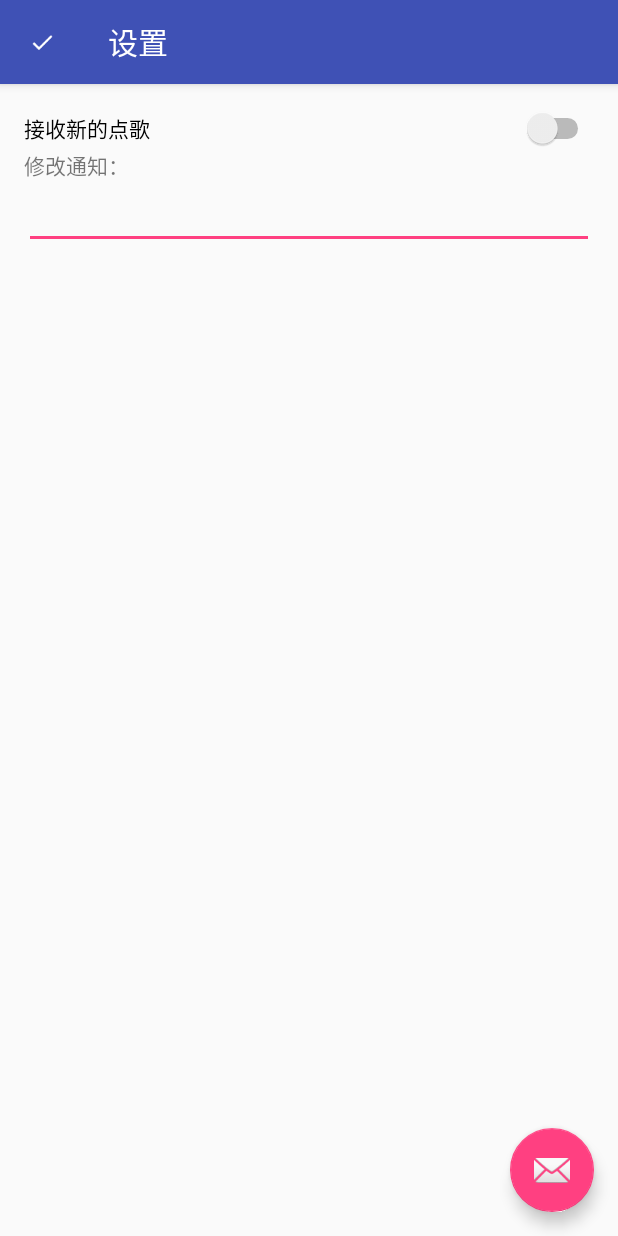
After one commit to SmartRadioTeam/smartradio_Android_Control, an Android app: the settingActivity screen opened directly, with no data from a screen before it, on a phone screen of 412 x 824 dp. The commit adds this screen. Run offline under Robolectric (Android 15) with nearby library versions, the phone set to English and light mode, and no system bars.

Commit message:
添加设置页面

```diff
--- a/smartradio_androidClient/app/src/main/AndroidManifest.xml
+++ b/smartradio_androidClient/app/src/main/AndroidManifest.xml
@@ -25,6 +25,11 @@
             android:name=".LoginActivity"
             android:label="@string/app_name">
         </activity>
+        <activity
+            android:name=".settingActivity"
+            android:label="@string/title_activity_setting"
+            android:theme="@style/AppTheme.NoActionBar">
+        </activity>
     </application>
 
 </manifest>
--- a/smartradio_androidClient/app/src/main/java/com/qwe7002/reallct/smartradio/MainActivity.java
+++ b/smartradio_androidClient/app/src/main/java/com/qwe7002/reallct/smartradio/MainActivity.java
@@ -3,6 +3,7 @@ package com.qwe7002.reallct.smartradio;
 import android.app.NotificationManager;
 import android.app.ProgressDialog;
 import android.content.Context;
+import android.content.Intent;
 import android.os.Bundle;
 import android.support.v4.widget.SwipeRefreshLayout;
 import android.support.v7.widget.DefaultItemAnimator;
@@ -26,7 +27,6 @@ import java.util.List;
 
 public class MainActivity extends AppCompatActivity implements NavigationView.OnNavigationItemSelectedListener
 {
-    ProgressDialog mpDialog;
     private RecyclerView recyclerView;
     private List<song> songList;
     private RecyclerViewAdapter adapter;
@@ -79,22 +79,6 @@ public class MainActivity extends AppCompatActivity implements NavigationView.On
             }
         });
     }
-    private void showProgress(boolean switchs)
-    {
-        if(switchs)
-        {
-            mpDialog = new ProgressDialog(this);
-            mpDialog.setProgressStyle(ProgressDialog.STYLE_SPINNER);
-            mpDialog.setTitle("正在连接服务器...");
-            mpDialog.setMessage("提交请求中，请稍候...");
-            mpDialog.setIndeterminate(false);
-            mpDialog.setCancelable(false);
-            mpDialog.show();
-        }else
-        {
-         mpDialog.hide();
-        }
-    }
 
     @Override
     public void onBackPressed()
@@ -122,6 +106,8 @@ public class MainActivity extends AppCompatActivity implements NavigationView.On
         int id = item.getItemId();
         if (id == R.id.action_settings)
         {
+            Intent intent = new Intent(this,settingActivity.class);
+            startActivity(intent);
             return true;
         }
         return super.onOptionsItemSelected(item);
--- a/smartradio_androidClient/app/src/main/java/com/qwe7002/reallct/smartradio/RecyclerViewAdapter.java
+++ b/smartradio_androidClient/app/src/main/java/com/qwe7002/reallct/smartradio/RecyclerViewAdapter.java
@@ -47,13 +47,14 @@ public class RecyclerViewAdapter extends RecyclerView.Adapter<RecyclerViewAdapte
                 TextView card_title;
                 TextView card_message;
                 Button checkbutton;
+
                 public songtabletViewHolder(final View itemView)
                     {
                         super(itemView);
                         cardView = (CardView) itemView.findViewById(R.id.card_view);
                         card_title = (TextView) itemView.findViewById(R.id.card_title);
                         card_message = (TextView) itemView.findViewById(R.id.card_message);
-            checkbutton =(Button) itemView.findViewById(R.id.Checkbotton);
+                        checkbutton = (Button) itemView.findViewById(R.id.Checkbotton);
                     }
 
 
@@ -73,13 +74,15 @@ public class RecyclerViewAdapter extends RecyclerView.Adapter<RecyclerViewAdapte
                 final int j = i;
                 personViewHolder.card_title.setText(songtable.get(i).getTitle());
                 personViewHolder.card_message.setText(songtable.get(i).getmessage());
-        setbuttonstate(personViewHolder.checkbutton,songtable.get(i).gettaskstate());
+                setbuttonstate(personViewHolder.checkbutton, songtable.get(i).gettaskstate());
                 personViewHolder.cardView.setOnClickListener(new View.OnClickListener()
                     {
                         @Override
                         public void onClick(View v)
                             {
-
+                                Uri uri;
+                                if (isPkgInstalled("com.netease.cloudmusic"))
+                                    {
                                         AlertDialog.Builder alertDialog = new AlertDialog.Builder(context);
                                         alertDialog
                                                 .setTitle("是否打开网易云音乐？")
@@ -90,25 +93,9 @@ public class RecyclerViewAdapter extends RecyclerView.Adapter<RecyclerViewAdapte
                                                                 @Override
                                                                 public void onClick(DialogInterface dialog, int which)
                                                                     {
-                                        pushnotify(context,"Smartradio管理系统正在运行","点击此处返回");
                                                                         Uri uri;
-                                        if (isPkgInstalled("com.netease.cloudmusic"))
-                                        {
+                                                                        pushnotify(context, "Smartradio管理系统正在运行", "点击此处返回");
                                                                         uri = Uri.parse("orpheus://song/" + songtable.get(j).getsongid());
-                                        }
-                                        else
-                                        {
-                                            Toast.makeText(context, "未找到网易云音乐，请先下载安装！", Toast.LENGTH_SHORT).show();
-                                            uri = Uri.parse("market://details?id=com.netease.cloudmusic");
-                                            Intent goToMarket = new Intent(Intent.ACTION_VIEW, uri);
-                                            try {
-                                                context.startActivity(goToMarket);
-                                                return;
-                                            } catch (ActivityNotFoundException e) {
-                                                uri = Uri.parse("http://music.163.com/m/");
-                                            }
-
-                                        }
                                                                         Intent it = new Intent(Intent.ACTION_VIEW, uri);
                                                                         context.startActivity(it);
                                                                     }
@@ -121,25 +108,43 @@ public class RecyclerViewAdapter extends RecyclerView.Adapter<RecyclerViewAdapte
                                                                     {
                                                                     }
                                                             }).setCancelable(false).create().show();
+                                    } else
+                                    {
+                                        Toast.makeText(context, "未找到网易云音乐，请先下载安装！", Toast.LENGTH_SHORT).show();
+                                        uri = Uri.parse("market://details?id=com.netease.cloudmusic");
+                                        Intent goToMarket = new Intent(Intent.ACTION_VIEW, uri);
+                                        try
+                                            {
+                                                context.startActivity(goToMarket);
+                                            } catch (ActivityNotFoundException e)
+                                            {
+                                                uri = Uri.parse("http://music.163.com/m/");
+                                                Intent it = new Intent(Intent.ACTION_VIEW, uri);
+                                                context.startActivity(it);
+                                            }
+
+                                    }
 
                             }
                     });
                 personViewHolder.checkbutton.setOnClickListener(new View.OnClickListener()
                     {
-                final CharSequence[] charSequences = {"已播放","无法播放","未播放"};
+                        final CharSequence[] charSequences = {"已播放", "无法播放", "未播放"};
+
                         @Override
                         public void onClick(View v)
                             {
-                        final View views =v;
-                        AlertDialog.Builder builder= new AlertDialog.Builder(context);
-
+                                final View views = v;
+                                AlertDialog.Builder builder = new AlertDialog.Builder(context);
                                 builder.setTitle("更改状态为：")
-                                .setItems(charSequences, new DialogInterface.OnClickListener() {
+                                        .setItems(charSequences, new DialogInterface.OnClickListener()
+                                            {
 
                                                 @Override
-                                    public void onClick(DialogInterface dialog, int which) {
+                                                public void onClick(DialogInterface dialog, int which)
+                                                    {
                                                         //showProgress(true);
-                                        switch(which)
+                                                        switch (which)
                                                             {
                                                                 case 0:
                                                                     break;
@@ -148,15 +153,18 @@ public class RecyclerViewAdapter extends RecyclerView.Adapter<RecyclerViewAdapte
                                                                 case 2:
                                                                     break;
                                                             }
-                                        setbuttonstate((Button) views,which);
+                                                        setbuttonstate((Button) views, which);
                                                     }
                                             }).show();
                             }
                     });
 
             }
-    void setbuttonstate(Button v,int state){
-        switch(state){
+
+        void setbuttonstate(Button v, int state)
+            {
+                switch (state)
+                    {
                         case 0:
                             v.setText("已播放");
                             v.setBackgroundResource(R.drawable.button_played);
@@ -170,10 +178,14 @@ public class RecyclerViewAdapter extends RecyclerView.Adapter<RecyclerViewAdapte
                             v.setBackgroundResource(R.drawable.button_normal);
                             break;
                     }
+                Snackbar
+                        .make(v, "条目已被设为" + v.getText(), Snackbar.LENGTH_SHORT)
+                        .show();
             }
+
         private void showProgress(boolean switchs)
             {
-            if(switchs)
+                if (switchs)
                     {
                         mpDialog = new ProgressDialog(context);
                         mpDialog.setProgressStyle(ProgressDialog.STYLE_SPINNER);
@@ -182,12 +194,14 @@ public class RecyclerViewAdapter extends RecyclerView.Adapter<RecyclerViewAdapte
                         mpDialog.setIndeterminate(false);
                         mpDialog.setCancelable(false);
                         mpDialog.show();
-                }else
+                    } else
                     {
                         mpDialog.hide();
                     }
             }
-    void pushnotify(Context context,String title,String text){
+
+        void pushnotify(Context context, String title, String text)
+            {
                 Notification.Builder builder = new Notification.Builder(context);
                 builder.setSmallIcon(R.mipmap.ic_launcher);
                 builder.setContentTitle(title);
@@ -204,6 +218,7 @@ public class RecyclerViewAdapter extends RecyclerView.Adapter<RecyclerViewAdapte
                 NotificationManager manager = (NotificationManager) context.getSystemService(Context.NOTIFICATION_SERVICE);
                 manager.notify(1, notification);
             }
+
         private boolean isPkgInstalled(String pkgName)
             {
                 PackageInfo packageInfo = null;
@@ -223,8 +238,10 @@ public class RecyclerViewAdapter extends RecyclerView.Adapter<RecyclerViewAdapte
                         return true;
                     }
             }
+
         @Override
-        public int getItemCount () {
+        public int getItemCount()
+            {
                 return songtable.size();
             }
     }
--- /dev/null
+++ b/smartradio_androidClient/app/src/main/java/com/qwe7002/reallct/smartradio/settingActivity.java
@@ -0,0 +1,35 @@
+package com.qwe7002.reallct.smartradio;
+
+import android.content.Intent;
+import android.graphics.Color;
+import android.os.Bundle;
+import android.support.design.widget.FloatingActionButton;
+import android.support.design.widget.Snackbar;
+import android.support.v7.app.AppCompatActivity;
+import android.support.v7.widget.Toolbar;
+import android.view.MenuItem;
+import android.view.View;
+
+public class settingActivity extends AppCompatActivity
+    {
+
+        @Override
+        protected void onCreate(Bundle savedInstanceState)
+            {
+                super.onCreate(savedInstanceState);
+                setContentView(R.layout.activity_setting);
+                Toolbar toolbar = (Toolbar) findViewById(R.id.toolbar);
+                setSupportActionBar(toolbar);
+                toolbar.setNavigationOnClickListener(listener);
+                toolbar.setNavigationIcon(R.drawable.ic_check_white_36dp);
+            }
+        private View.OnClickListener listener = new View.OnClickListener()
+            {
+                @Override
+                public void onClick(View v)
+                    {
+                        finish();
+                    }
+            };
+
+    }
--- /dev/null
+++ b/smartradio_androidClient/app/src/main/res/layout/activity_setting.xml
@@ -0,0 +1,35 @@
+<?xml version="1.0" encoding="utf-8"?>
+<android.support.design.widget.CoordinatorLayout
+    xmlns:android="http://schemas.android.com/apk/res/android"
+    xmlns:app="http://schemas.android.com/apk/res-auto"
+    xmlns:tools="http://schemas.android.com/tools"
+    android:layout_width="match_parent"
+    android:layout_height="match_parent"
+    android:fitsSystemWindows="true"
+    tools:context="com.qwe7002.reallct.smartradio.settingActivity">
+
+    <android.support.design.widget.AppBarLayout
+        android:layout_width="match_parent"
+        android:layout_height="wrap_content"
+        android:theme="@style/AppTheme.AppBarOverlay">
+
+        <android.support.v7.widget.Toolbar
+            android:id="@+id/toolbar"
+            android:layout_width="match_parent"
+            android:layout_height="?attr/actionBarSize"
+            android:background="?attr/colorPrimary"
+            app:popupTheme="@style/AppTheme.PopupOverlay"/>
+
+    </android.support.design.widget.AppBarLayout>
+
+    <include layout="@layout/content_setting"/>
+
+    <android.support.design.widget.FloatingActionButton
+        android:id="@+id/fab"
+        android:layout_width="wrap_content"
+        android:layout_height="wrap_content"
+        android:layout_gravity="bottom|end"
+        android:layout_margin="@dimen/fab_margin"
+        android:src="@android:drawable/ic_dialog_email"/>
+
+</android.support.design.widget.CoordinatorLayout>
--- /dev/null
+++ b/smartradio_androidClient/app/src/main/res/layout/content_setting.xml
@@ -0,0 +1,43 @@
+<?xml version="1.0" encoding="utf-8"?>
+<RelativeLayout
+    xmlns:android="http://schemas.android.com/apk/res/android"
+    xmlns:app="http://schemas.android.com/apk/res-auto"
+    xmlns:tools="http://schemas.android.com/tools"
+    android:layout_width="match_parent"
+    android:layout_height="match_parent"
+    android:paddingBottom="@dimen/activity_vertical_margin"
+    android:paddingLeft="@dimen/activity_horizontal_margin"
+    android:paddingRight="@dimen/activity_horizontal_margin"
+    android:paddingTop="@dimen/activity_vertical_margin"
+    app:layout_behavior="@string/appbar_scrolling_view_behavior"
+    tools:context="com.qwe7002.reallct.smartradio.settingActivity"
+    tools:showIn="@layout/activity_setting">
+
+    <Switch
+        android:layout_width="wrap_content"
+        android:layout_height="wrap_content"
+        android:text="接收新的点歌"
+        android:id="@+id/switch1"
+        android:layout_alignParentTop="true"
+        android:layout_alignParentEnd="true"
+        android:layout_alignParentStart="true"/>
+
+    <TextView
+        android:layout_width="wrap_content"
+        android:layout_height="wrap_content"
+        android:text="修改通知："
+        android:id="@+id/textView"
+        android:layout_below="@+id/switch1"
+        android:layout_alignParentStart="true"/>
+
+    <EditText
+        android:layout_width="wrap_content"
+        android:layout_height="wrap_content"
+        android:inputType="textMultiLine"
+        android:ems="10"
+        android:id="@+id/editText"
+        android:layout_below="@+id/textView"
+        android:layout_alignParentStart="true"
+        android:layout_alignParentEnd="true"/>
+
+</RelativeLayout>
```
Also changed, not shown: 1 other file. Lines whose indentation alone changed are shown as unchanged.
